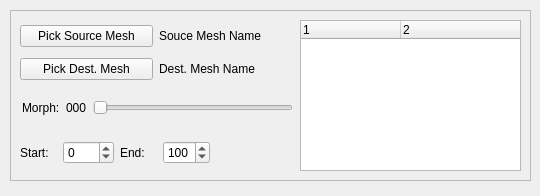
Above: src/meshlabplugins/edit_morpher/morpherDialog.ui from cnr-isti-vclab/meshlab before the change. Below: the same form after it.
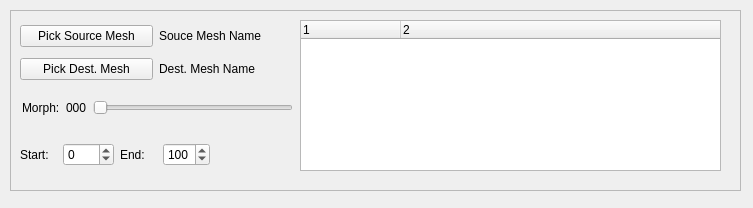
That is the form after the change.

Commit message: improved the size a bit

The edit to the form file:
```diff
--- a/src/meshlabplugins/edit_morpher/morpherDialog.ui
+++ b/src/meshlabplugins/edit_morpher/morpherDialog.ui
@@ -5,10 +5,22 @@
    <rect>
     <x>0</x>
     <y>0</y>
-    <width>540</width>
-    <height>196</height>
+    <width>753</width>
+    <height>208</height>
    </rect>
   </property>
+  <property name="sizePolicy" >
+   <sizepolicy vsizetype="Preferred" hsizetype="Preferred" >
+    <horstretch>0</horstretch>
+    <verstretch>0</verstretch>
+   </sizepolicy>
+  </property>
+  <property name="minimumSize" >
+   <size>
+    <width>753</width>
+    <height>208</height>
+   </size>
+  </property>
   <property name="windowTitle" >
    <string>Form</string>
   </property>
@@ -17,10 +29,22 @@
     <rect>
      <x>10</x>
      <y>10</y>
-     <width>521</width>
-     <height>171</height>
+     <width>731</width>
+     <height>181</height>
     </rect>
    </property>
+   <property name="sizePolicy" >
+    <sizepolicy vsizetype="Preferred" hsizetype="Preferred" >
+     <horstretch>0</horstretch>
+     <verstretch>0</verstretch>
+    </sizepolicy>
+   </property>
+   <property name="minimumSize" >
+    <size>
+     <width>731</width>
+     <height>181</height>
+    </size>
+   </property>
    <property name="frameShape" >
     <enum>QFrame::StyledPanel</enum>
    </property>
@@ -72,10 +96,16 @@
      <rect>
       <x>290</x>
       <y>10</y>
-      <width>221</width>
+      <width>421</width>
       <height>151</height>
      </rect>
     </property>
+    <property name="sizePolicy" >
+     <sizepolicy vsizetype="Preferred" hsizetype="Preferred" >
+      <horstretch>0</horstretch>
+      <verstretch>0</verstretch>
+     </sizepolicy>
+    </property>
     <property name="columnCount" >
      <number>2</number>
     </property>
@@ -96,7 +126,7 @@
       <x>10</x>
       <y>130</y>
       <width>190</width>
-      <height>25</height>
+      <height>30</height>
      </rect>
     </property>
     <layout class="QHBoxLayout" >
@@ -133,7 +163,7 @@
      </item>
     </layout>
    </widget>
-   <widget class="QWidget" name="" >
+   <widget class="QWidget" name="layoutWidget" >
     <property name="geometry" >
      <rect>
       <x>12</x>
```
